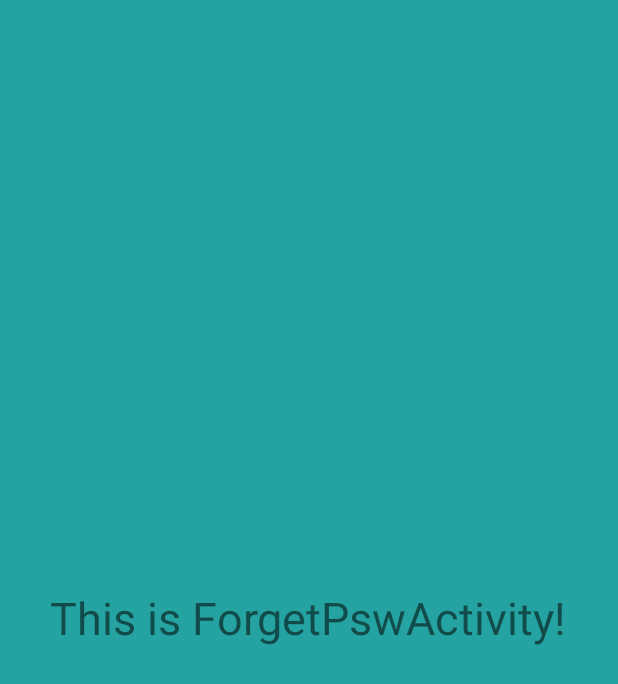
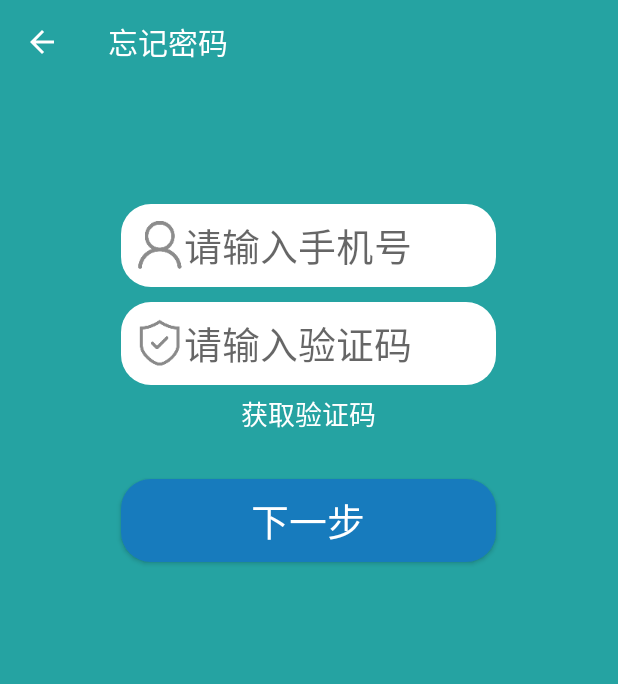
Before and after one commit to Jundger/OnLineCarService, an Android app: the ForgetPswActivity screen opened directly, with no data from a screen before it, on a phone screen of 412 x 824 dp. Shown: the top 684 px of the screen. Run offline under Robolectric (Android 15) with nearby library versions, the phone set to English and light mode, and no system bars.

Commit message:
优化所有编辑框图标

```diff
--- a/app/src/main/java/com/jundger/carservice/activity/ForgetPswActivity.java
+++ b/app/src/main/java/com/jundger/carservice/activity/ForgetPswActivity.java
@@ -2,21 +2,84 @@ package com.jundger.carservice.activity;
 
 import android.content.Context;
 import android.content.Intent;
+import android.content.SharedPreferences;
 import android.os.Bundle;
+import android.support.v7.app.ActionBar;
+import android.support.v7.widget.Toolbar;
+import android.view.MenuItem;
+import android.view.View;
+import android.widget.Button;
+import android.widget.EditText;
+import android.widget.TextView;
+import android.widget.Toast;
 
 import com.jundger.carservice.R;
+import com.jundger.carservice.annotation.InjectView;
 import com.jundger.carservice.base.BaseActivity;
+import com.jundger.carservice.util.FormatCheckUtil;
+import com.jundger.carservice.util.InjectUtil;
 
 public class ForgetPswActivity extends BaseActivity {
+
+    @InjectView(R.id.forget_activity_tb)
+    private Toolbar toolbar;
+
+    @InjectView(R.id.username_forget_et)
+    private EditText username_forget_et;
+
+    @InjectView(R.id.code_forget_et)
+    private EditText code_forget_et;
+
+    @InjectView(R.id.get_code_forget_tv)
+    private TextView get_code_forget_tv;
+
+    @InjectView(R.id.forget_psw_btn)
+    private Button forget_psw_btn;
 
     @Override
     protected void onCreate(Bundle savedInstanceState) {
         super.onCreate(savedInstanceState);
         setContentView(R.layout.activity_forget_psw);
+
+        InjectUtil.InjectView(this); // 自定义控件绑定注解
+
+        setSupportActionBar(toolbar);
+        ActionBar actionBar = getSupportActionBar();
+        if (null != actionBar) {
+            actionBar.setDisplayHomeAsUpEnabled(true);
+            actionBar.setHomeButtonEnabled(true);
+        }
+
+        forget_psw_btn.setOnClickListener(new View.OnClickListener() {
+            @Override
+            public void onClick(View view) {
+                final String phoneNumber = username_forget_et.getText().toString().trim();
+                final String code = code_forget_et.getText().toString().trim();
+
+                if (FormatCheckUtil.checkPhoneNumber(ForgetPswActivity.this, phoneNumber)) {
+                    Toast.makeText(ForgetPswActivity.this, "抱歉，忘记密码功能尚未开通！", Toast.LENGTH_SHORT).show();
+                }
+            }
+        });
+
+        get_code_forget_tv.setOnClickListener(new View.OnClickListener() {
+            @Override
+            public void onClick(View view) {
+                Toast.makeText(ForgetPswActivity.this, "暂时无法获取验证码！", Toast.LENGTH_SHORT).show();
+            }
+        });
     }
 
     public static void launchActivity(Context context) {
         Intent intent = new Intent(context, ForgetPswActivity.class);
         context.startActivity(intent);
     }
+
+    @Override
+    public boolean onOptionsItemSelected(MenuItem item) {
+        if (item.getItemId() == android.R.id.home) {
+            ForgetPswActivity.this.finish();
+        }
+        return super.onOptionsItemSelected(item);
+    }
 }
--- a/app/src/main/res/layout/activity_forget_psw.xml
+++ b/app/src/main/res/layout/activity_forget_psw.xml
@@ -1,14 +1,90 @@
 <?xml version="1.0" encoding="utf-8"?>
 <LinearLayout xmlns:android="http://schemas.android.com/apk/res/android"
+    xmlns:app="http://schemas.android.com/apk/res-auto"
     android:layout_width="match_parent"
     android:layout_height="match_parent"
-    android:gravity="center"
-    android:background="@color/appThemeColor">
+    android:background="@color/appThemeColor"
+    android:orientation="vertical">
 
-    <TextView
-        android:layout_width="wrap_content"
-        android:layout_height="wrap_content"
-        android:textSize="30sp"
-        android:text="This is ForgetPswActivity!"/>
+    <android.support.v7.widget.Toolbar
+        android:id="@+id/forget_activity_tb"
+        android:layout_width="match_parent"
+        android:layout_height="?attr/actionBarSize"
+        android:background="@color/appThemeColor"
+        app:title="忘记密码"
+        android:theme="@style/ThemeOverlay.AppCompat.Dark.ActionBar"
+        app:popupTheme="@style/ThemeOverlay.AppCompat.Light">
+
+    </android.support.v7.widget.Toolbar>
+
+    <LinearLayout
+        android:layout_width="match_parent"
+        android:layout_height="match_parent"
+        android:orientation="vertical">
+
+        <com.jundger.carservice.widget.ClearEditText
+            android:id="@+id/username_forget_et"
+            android:layout_width="250dp"
+            android:layout_height="wrap_content"
+            android:layout_gravity="center_horizontal"
+            android:layout_marginTop="80dp"
+            android:singleLine="true"
+            android:inputType="number"
+            android:maxLength="11"
+            android:textSize="25sp"
+            android:hint="@string/forget_phone_hint"
+            android:textCursorDrawable="@drawable/edit_cursor"
+            android:textColor="@color/input_editText"
+            android:background="@drawable/et_bg"
+            android:drawableLeft="@drawable/username_et_left_icon"
+            android:drawableStart="@drawable/username_et_left_icon"
+            android:drawableEnd="@drawable/et_delete_right"
+            android:drawableRight="@drawable/et_delete_right"/>
+
+        <com.jundger.carservice.widget.ClearEditText
+            android:id="@+id/code_forget_et"
+            android:layout_width="250dp"
+            android:layout_height="wrap_content"
+            android:layout_marginTop="10dp"
+            android:layout_gravity="center_horizontal"
+            android:singleLine="true"
+            android:inputType="number"
+            android:ems="20"
+            android:textSize="25sp"
+            android:maxLength="12"
+            android:hint="@string/forget_code_hint"
+            android:textCursorDrawable="@drawable/edit_cursor"
+            android:textColor="@color/input_editText"
+            android:background="@drawable/et_bg"
+            android:drawableStart="@drawable/verif_code_et_left_icon"
+            android:drawableLeft="@drawable/verif_code_et_left_icon"
+            android:drawableEnd="@drawable/et_delete_right"
+            android:drawableRight="@drawable/et_delete_right"/>
+
+        <TextView
+            android:id="@+id/get_code_forget_tv"
+            android:layout_width="wrap_content"
+            android:layout_height="wrap_content"
+            android:layout_marginTop="5dp"
+            android:textSize="18sp"
+            android:clickable="true"
+            android:focusable="true"
+            android:textColor="@android:color/white"
+            android:layout_gravity="center_horizontal"
+            android:text="@string/forget_get_code_hint"/>
+
+        <Button
+            android:id="@+id/forget_psw_btn"
+            android:layout_width="250dp"
+            android:layout_height="wrap_content"
+            android:layout_marginTop="30dp"
+            android:layout_gravity="center_horizontal"
+            android:background="@drawable/btn_bg"
+            android:text="@string/forget_next_str_btn"
+            android:textColor="@android:color/white"
+            android:textSize="25sp"/>
+    </LinearLayout>
+
+
 
 </LinearLayout>
--- a/app/src/main/res/layout/activity_login.xml
+++ b/app/src/main/res/layout/activity_login.xml
@@ -25,7 +25,6 @@
         android:inputType="number"
         android:maxLength="11"
         android:textSize="25sp"
-        android:text="13900000000"
         android:textCursorDrawable="@drawable/edit_cursor"
         android:textColor="@color/input_editText"
         android:background="@drawable/et_bg"
@@ -45,7 +44,6 @@
         android:ems="20"
         android:textSize="25sp"
         android:maxLength="20"
-        android:text="000000"
         android:textCursorDrawable="@drawable/edit_cursor"
         android:textColor="@color/input_editText"
         android:background="@drawable/et_bg"
--- a/app/src/main/res/layout/activity_register.xml
+++ b/app/src/main/res/layout/activity_register.xml
@@ -76,8 +76,8 @@
             android:textCursorDrawable="@drawable/edit_cursor"
             android:textColor="@color/input_editText"
             android:background="@drawable/et_bg"
-            android:drawableStart="@drawable/password_et_left_icon"
-            android:drawableLeft="@drawable/password_et_left_icon"
+            android:drawableStart="@drawable/confirm_et_left_icon"
+            android:drawableLeft="@drawable/confirm_et_left_icon"
             android:drawableEnd="@drawable/et_delete_right"
             android:drawableRight="@drawable/et_delete_right"/>
 
@@ -88,7 +88,7 @@
             android:layout_marginTop="30dp"
             android:layout_gravity="center_horizontal"
             android:background="@drawable/btn_bg"
-            android:text="@string/login_str_btn"
+            android:text="@string/register_str_btn"
             android:textColor="@android:color/white"
             android:textSize="25sp"/>
     </LinearLayout>
--- a/app/src/main/res/values/strings.xml
+++ b/app/src/main/res/values/strings.xml
@@ -1,6 +1,6 @@
 <resources>
     <string name="app_name">CarService</string>
-    <string name="login_str_btn">登  录</string>
+    <string name="login_str_btn">登&#160;&#160;&#160;&#160;&#160;&#160;录</string>
     <string name="forget_psw_tv">忘记密码</string>
     <string name="register_tv">注册账户</string>
     <string name="bottom_tab_main">首页</string>
@@ -21,7 +21,13 @@
     <string name="register_phone_hint">请输入手机号</string>
     <string name="register_password_hint">请输入密码</string>
     <string name="register_re_password_hint">请再次输入密码</string>
+    <string name="register_str_btn">注&#160;&#160;&#160;&#160;&#160;&#160;册</string>
 
+    <!--ForgetPswActivity-->
+    <string name="forget_phone_hint">请输入手机号</string>
+    <string name="forget_code_hint">请输入验证码</string>
+    <string name="forget_get_code_hint">获取验证码</string>
+    <string name="forget_next_str_btn">下一步</string>
 
     <!--MapActivity-->
     <string name="default_location_city">重庆市</string>
```
Also changed, not shown: app/src/main/res/drawable-xxxhdpi/confirm_et_left_icon.png (added), app/src/main/res/drawable-xxxhdpi/et_delete_right.png (added), app/src/main/res/drawable-xxxhdpi/verif_code_et_left_icon.png (added), app/src/main/res/drawable/et_delete_right.png (deleted).
